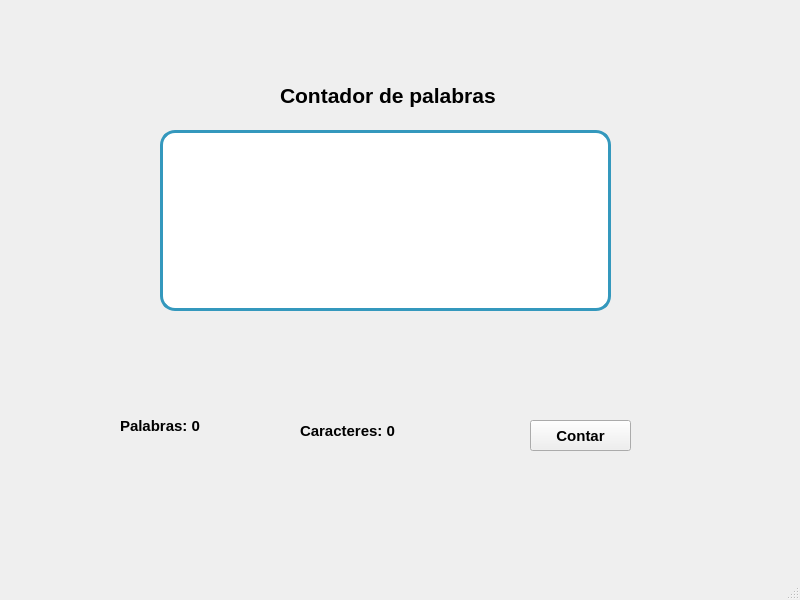
First picture: the form in contadorPalabras.ui, repository fernandayamile/ContadorPalabrasFYVR, before the edit.
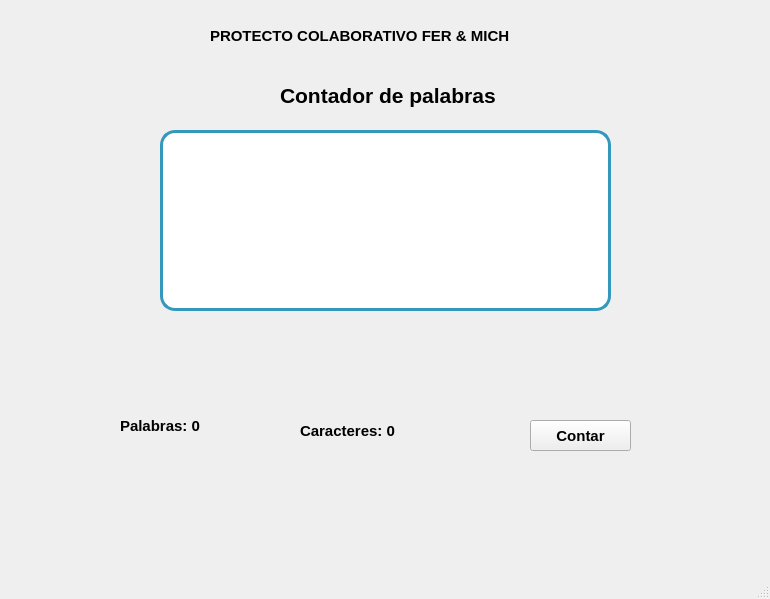
Second picture: the form after the edit.

Commit message: SE AÑADIO EL TITULO DE LA ACTIVIDAD 😁

```diff
--- a/contadorPalabras.ui
+++ b/contadorPalabras.ui
@@ -6,8 +6,8 @@
    <rect>
     <x>0</x>
     <y>0</y>
-    <width>800</width>
-    <height>600</height>
+    <width>770</width>
+    <height>599</height>
    </rect>
   </property>
   <property name="windowTitle">
@@ -108,6 +108,26 @@
      <string>Contar</string>
     </property>
    </widget>
+   <widget class="QLabel" name="label">
+    <property name="geometry">
+     <rect>
+      <x>210</x>
+      <y>20</y>
+      <width>331</width>
+      <height>31</height>
+     </rect>
+    </property>
+    <property name="font">
+     <font>
+      <pointsize>11</pointsize>
+      <weight>75</weight>
+      <bold>true</bold>
+     </font>
+    </property>
+    <property name="text">
+     <string>PROTECTO COLABORATIVO FER &amp; MICH</string>
+    </property>
+   </widget>
   </widget>
   <widget class="QMenuBar" name="menubar">
    <property name="geometry">
```
Left out of the diff: 2 changed lines with no effect on the pictures.
